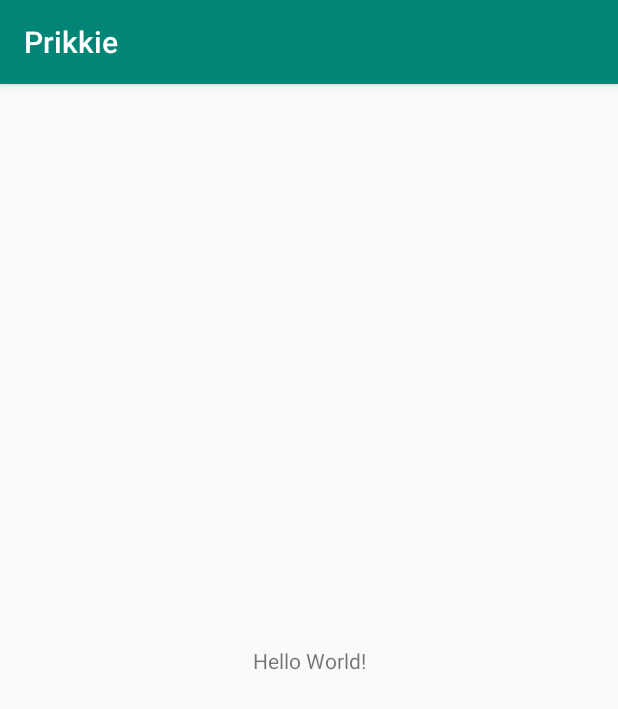
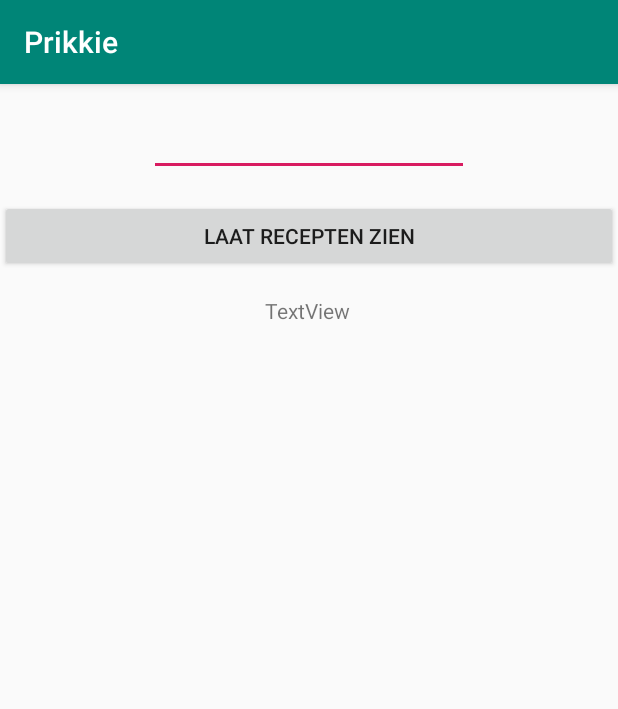
Before and after one commit to stefangrebenar/Prikkie, an Android app: the screen it shows after launch (MainActivity), on a phone screen of 412 x 824 dp. Shown: the top 709 px of the screen. Run offline under Robolectric (Android 15) with nearby library versions, the phone set to English and light mode, and no system bars.

Commit message:
Working budget

```diff
--- a/app/src/main/java/com/example/prikkie/MainActivity.java
+++ b/app/src/main/java/com/example/prikkie/MainActivity.java
@@ -2,13 +2,48 @@ package com.example.prikkie;
 
 import androidx.appcompat.app.AppCompatActivity;
 
+import android.content.Context;
+import android.content.SharedPreferences;
 import android.os.Bundle;
+import android.util.Log;
+import android.view.View;
+import android.widget.EditText;
+import android.widget.TextView;
+import android.widget.Toast;
 
 public class MainActivity extends AppCompatActivity {
+
+    EditText budgetID;
+    public static final String USER_PREF = "USER_PREF" ;
+    public static final String KEY_BUDGET = "KEY_BUDGET";
+    SharedPreferences sp;
 
     @Override
     protected void onCreate(Bundle savedInstanceState) {
         super.onCreate(savedInstanceState);
         setContentView(R.layout.activity_main);
+
+        budgetID = (EditText)findViewById(R.id.budgetID);
+
+        sp = getSharedPreferences(USER_PREF, Context.MODE_PRIVATE);
+
+        if (sp.contains(KEY_BUDGET)) {
+            budgetID.setText(String.valueOf(sp.getInt(KEY_BUDGET, 0)));
+        }
+    }
+
+
+    public void sendBudget(View view){
+
+
+        int budget = Integer.valueOf(budgetID.getText().toString());
+
+        SharedPreferences.Editor editor = sp.edit();
+        editor.putInt(KEY_BUDGET, budget);
+        editor.apply();
+
+        Toast.makeText(this, "Saved!", Toast.LENGTH_SHORT).show();
+
+
     }
 }
--- a/app/src/main/res/layout/activity_main.xml
+++ b/app/src/main/res/layout/activity_main.xml
@@ -6,13 +6,37 @@
     android:layout_height="match_parent"
     tools:context=".MainActivity">
 
-    <TextView
-        android:layout_width="wrap_content"
+    <EditText
+        android:id="@+id/budgetID"
+        android:layout_width="213dp"
         android:layout_height="wrap_content"
-        android:text="Hello World!"
-        app:layout_constraintBottom_toBottomOf="parent"
-        app:layout_constraintLeft_toLeftOf="parent"
-        app:layout_constraintRight_toRightOf="parent"
+        android:layout_marginStart="16dp"
+        android:layout_marginTop="16dp"
+        android:layout_marginEnd="16dp"
+        android:ems="10"
+        android:inputType="numberDecimal"
+        app:layout_constraintEnd_toEndOf="parent"
+        app:layout_constraintStart_toStartOf="parent"
         app:layout_constraintTop_toTopOf="parent" />
 
+    <Button
+        android:id="@+id/showRecipesID"
+        android:layout_width="0dp"
+        android:layout_height="wrap_content"
+        android:layout_marginTop="16dp"
+        android:onClick="sendBudget"
+        android:text="@string/button_recipes"
+        app:layout_constraintEnd_toEndOf="parent"
+        app:layout_constraintStart_toStartOf="parent"
+        app:layout_constraintTop_toBottomOf="@+id/budgetID" />
+
+    <TextView
+        android:id="@+id/budgetPrefID"
+        android:layout_width="59dp"
+        android:layout_height="wrap_content"
+        android:layout_marginTop="16dp"
+        android:text="TextView"
+        app:layout_constraintEnd_toEndOf="parent"
+        app:layout_constraintStart_toStartOf="parent"
+        app:layout_constraintTop_toBottomOf="@+id/showRecipesID" />
 </androidx.constraintlayout.widget.ConstraintLayout>
--- a/app/src/main/res/values/strings.xml
+++ b/app/src/main/res/values/strings.xml
@@ -1,3 +1,5 @@
 <resources>
     <string name="app_name">Prikkie</string>
+    <string name="button_recipes">Laat recepten zien</string>
+    <string name="KEY_BUDGET">Vul budget in</string>
 </resources>
--- a/gradle.properties
+++ b/gradle.properties
@@ -14,6 +14,6 @@ org.gradle.jvmargs=-Xmx1536m
 # AndroidX package structure to make it clearer which packages are bundled with the
 # Android operating system, and which are packaged with your app's APK
 # https://developer.android.com/topic/libraries/support-library/androidx-rn
-android.useAndroidX=true
+android.useAndroidX=false
 # Automatically convert third-party libraries to use AndroidX
-android.enableJetifier=true
+android.enableJetifier=false
```
